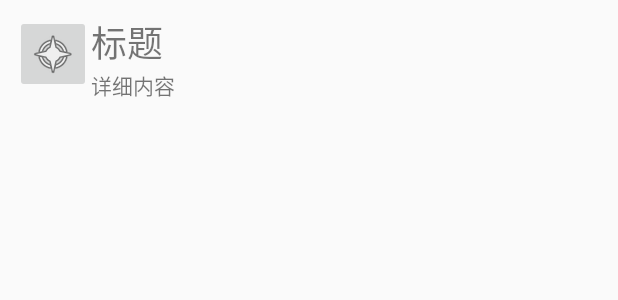
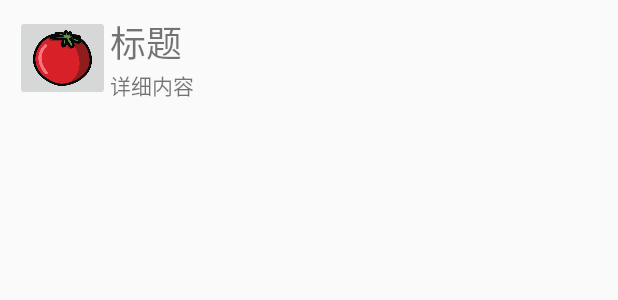
Before and after one commit to jh815633649/TimeSolution, an Android app: the layout thing_in_list.xml on its own in the app's theme, with its tools: preview values and no code run, on a phone screen of 412 x 824 dp. Shown: the top 300 px of the screen. Run offline under Robolectric (Android 15) with nearby library versions, the phone set to English and light mode, and no system bars.

Commit message:
F1和F3的两个番茄按钮都加了fitXY

```diff
--- a/app/src/main/res/layout/fragment_fragment_three.xml
+++ b/app/src/main/res/layout/fragment_fragment_three.xml
@@ -35,6 +35,7 @@
                 android:layout_height="match_parent"
                 android:layout_weight="1"
                 android:background="@android:color/transparent"
+                android:scaleType="fitXY"
                 android:src="@mipmap/tomato" />
 
             <Space
--- a/app/src/main/res/layout/thing_in_list.xml
+++ b/app/src/main/res/layout/thing_in_list.xml
@@ -7,11 +7,13 @@
 
     <ImageButton
         android:id="@+id/imageButton"
-        android:layout_width="wrap_content"
-        android:layout_height="wrap_content"
+        android:layout_width="70dp"
+        android:layout_height="57dp"
         android:layout_weight="1"
+        android:adjustViewBounds="true"
         android:contentDescription="@string/hello_blank_fragment1"
-        app:srcCompat="@android:drawable/ic_menu_compass" />
+        android:scaleType="fitXY"
+        app:srcCompat="@mipmap/tomato" />
 
     <LinearLayout
         android:layout_width="match_parent"
```
